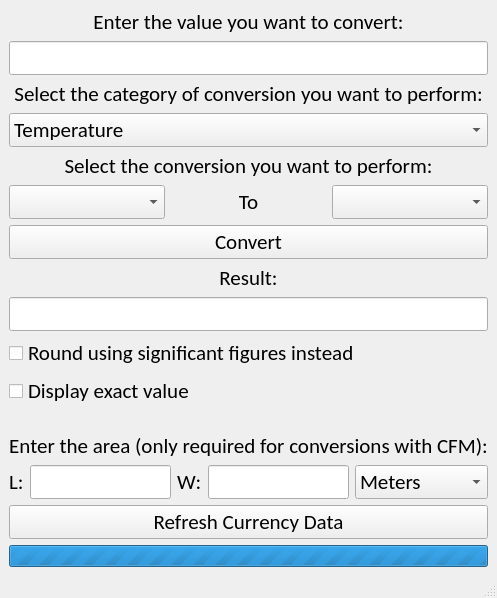
Above: src/mainwindow.ui from matthewyang204/QMultiUnit before the change. Below: the same form after it.
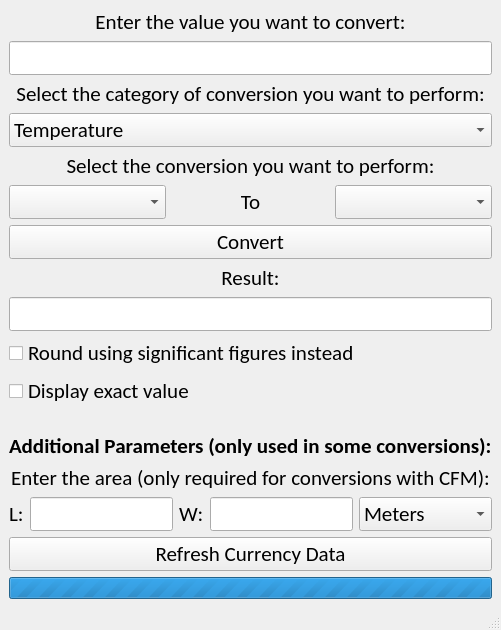
That is the form after the change.

Commit message: Label the additional parameters

Patch:
```diff
--- a/src/mainwindow.ui
+++ b/src/mainwindow.ui
@@ -6,8 +6,8 @@
    <rect>
     <x>0</x>
     <y>0</y>
-    <width>389</width>
-    <height>547</height>
+    <width>484</width>
+    <height>571</height>
    </rect>
   </property>
   <property name="windowTitle">
@@ -15,7 +15,7 @@
   </property>
   <widget class="QWidget" name="centralwidget">
    <layout class="QGridLayout" name="gridLayout">
-    <item row="9" column="0">
+    <item row="10" column="0">
      <widget class="QPushButton" name="RefreshCurrencyDataButton">
       <property name="font">
        <font>
@@ -28,7 +28,7 @@
       </property>
      </widget>
     </item>
-    <item row="10" column="0">
+    <item row="11" column="0">
      <widget class="QProgressBar" name="ProgressBar1">
       <property name="minimum">
        <number>0</number>
@@ -214,7 +214,7 @@
       </item>
      </layout>
     </item>
-    <item row="7" column="0">
+    <item row="8" column="0">
      <widget class="QLabel" name="Label5">
       <property name="font">
        <font>
@@ -272,6 +272,13 @@
       </property>
      </widget>
     </item>
+    <item row="6" column="0">
+     <widget class="QLabel" name="label">
+      <property name="text">
+       <string/>
+      </property>
+     </widget>
+    </item>
     <item row="5" column="0">
      <widget class="QCheckBox" name="CheckBox1">
       <property name="font">
@@ -288,7 +295,7 @@
       </property>
      </widget>
     </item>
-    <item row="8" column="0">
+    <item row="9" column="0">
      <layout class="QHBoxLayout" name="areaInputLayout">
       <item>
        <widget class="QLabel" name="Label7">
@@ -406,10 +413,17 @@
       </property>
      </widget>
     </item>
-    <item row="6" column="0">
-     <widget class="QLabel" name="label">
+    <item row="7" column="0">
+     <widget class="QLabel" name="label_2">
+      <property name="font">
+       <font>
+        <family>Calibri</family>
+        <pointsize>16</pointsize>
+        <bold>true</bold>
+       </font>
+      </property>
       <property name="text">
-       <string/>
+       <string>Additional Parameters (only used in some conversions):</string>
       </property>
      </widget>
     </item>
@@ -420,7 +434,7 @@
     <rect>
      <x>0</x>
      <y>0</y>
-     <width>389</width>
+     <width>484</width>
      <height>30</height>
     </rect>
    </property>
```
